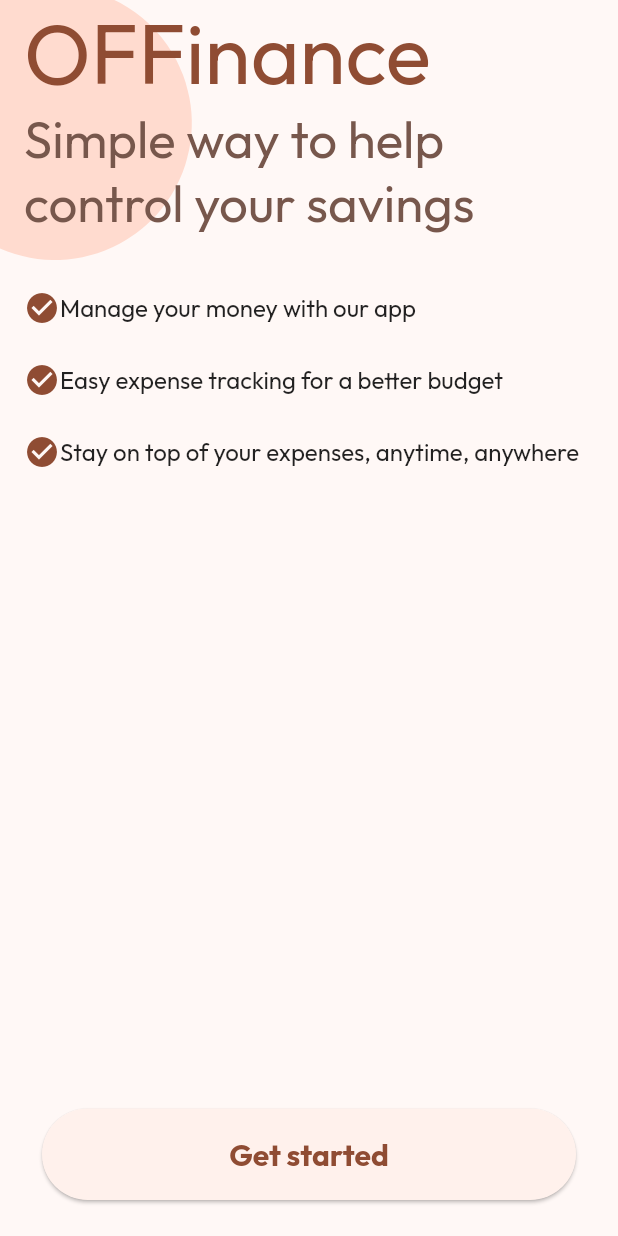
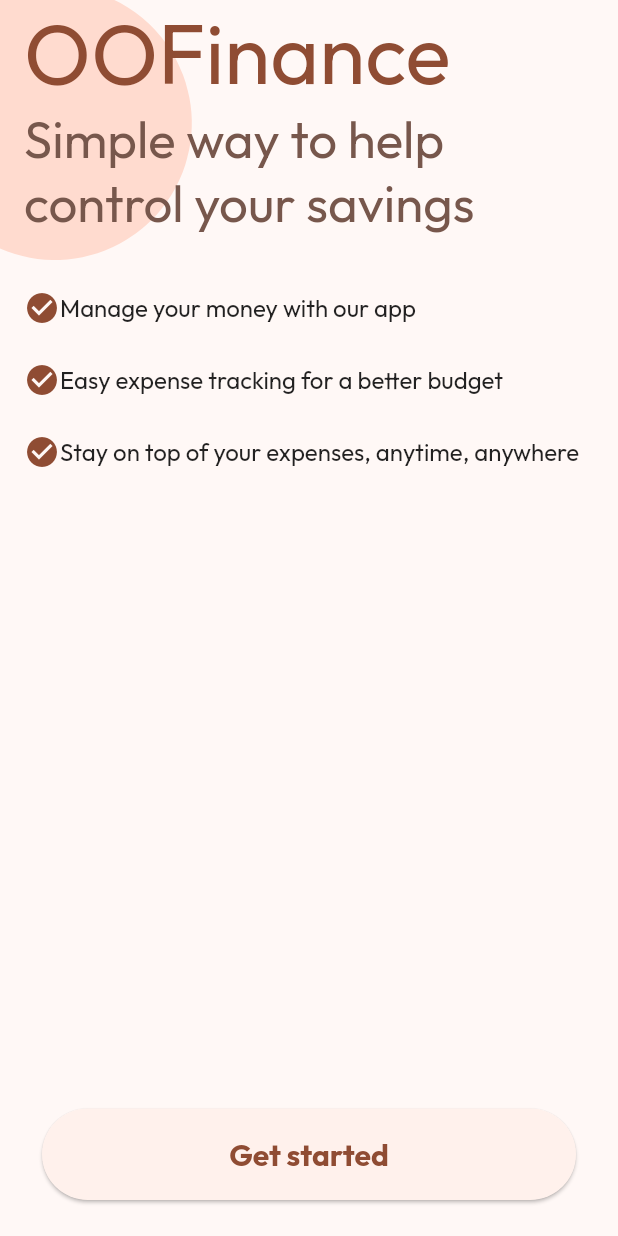
Before and after one commit to JadenFurtado/HackNiche_WeDontKnow, a Flutter app: the screen it shows after launch, on a phone screen of 412 x 824 dp. Run offline on Flutter 3.47's test engine with Material 2 defaults, Android fonts, the phone set to English and light mode, and no system bars; drawn by our look-alikes of dynamic_color; our stand-ins replace csv, device_info_plus, equatable, file_picker, flutter_bloc, get_it and 13 more; missing offline and left inert: chart_sparkline; accounts and stored records are empty; generated files the repository leaves out were written again.

Commit message:
fix: deps and warnings

```diff
--- a/lib/localization/app_en.arb
+++ b/lib/localization/app_en.arb
@@ -1,5 +1,5 @@
 {
-    "appTitle": "OFFinance",
+    "appTitle": "OOFinance",
     "@appTitle": {
         "description": "The app name"
     },
--- a/lib/main.dart
+++ b/lib/main.dart
@@ -1,12 +1,10 @@
 import 'package:flutter/material.dart';
 import 'package:flutter/services.dart';
-import 'package:flutter_web_plugins/url_strategy.dart';
 
 import 'src/app.dart';
 import 'src/service_locator.dart';
 
 Future<void> main() async {
-  usePathUrlStrategy();
   WidgetsFlutterBinding.ensureInitialized();
   await setupLocator();
   SystemChrome.setEnabledSystemUIMode(SystemUiMode.edgeToEdge);
--- a/lib/src/presentation/accounts/bloc/accounts_bloc.dart
+++ b/lib/src/presentation/accounts/bloc/accounts_bloc.dart
@@ -2,7 +2,7 @@ import 'dart:async';
 
 import 'package:equatable/equatable.dart';
 import 'package:flutter_bloc/flutter_bloc.dart';
-import 'package:meta/meta.dart';
+import 'package:flutter/foundation.dart';
 
 import '../../../core/enum/card_type.dart';
 import '../../../data/accounts/model/account.dart';
--- a/lib/src/presentation/expense/bloc/expense_bloc.dart
+++ b/lib/src/presentation/expense/bloc/expense_bloc.dart
@@ -2,7 +2,7 @@ import 'dart:async';
 
 import 'package:equatable/equatable.dart';
 import 'package:flutter_bloc/flutter_bloc.dart';
-import 'package:meta/meta.dart';
+import 'package:flutter/foundation.dart' show immutable;
 
 import '../../../core/enum/transaction.dart';
 import '../../../data/accounts/model/account.dart';
--- a/lib/src/presentation/home/bloc/home_bloc.dart
+++ b/lib/src/presentation/home/bloc/home_bloc.dart
@@ -2,7 +2,7 @@ import 'package:equatable/equatable.dart';
 import 'package:flutter/material.dart';
 import 'package:flutter_bloc/flutter_bloc.dart';
 import 'package:hive_flutter/adapters.dart';
-import 'package:meta/meta.dart';
+import 'package:flutter/foundation.dart';
 
 import '../../../core/common.dart';
 
--- a/lib/src/presentation/search/widgets/search_list_widget.dart
+++ b/lib/src/presentation/search/widgets/search_list_widget.dart
@@ -1,6 +1,5 @@
 import 'package:flutter/material.dart';
 import 'package:hive_flutter/hive_flutter.dart';
-import 'package:paisa/src/data/accounts/model/account.dart';
 
 import '../../../core/common.dart';
 import '../../../data/accounts/data_sources/account_local_data_source.dart';
--- a/lib/src/presentation/widgets/paisa_user_widget.dart
+++ b/lib/src/presentation/widgets/paisa_user_widget.dart
@@ -7,7 +7,6 @@ import 'package:paisa/src/service_locator.dart';
 
 import '../../app/routes.dart';
 import '../../core/common.dart';
-import '../../core/enum/page_type.dart';
 import '../home/bloc/home_bloc.dart';
 import '../home/widgets/welcome_widget.dart';
 import 'choose_theme_mode_widget.dart';
--- a/pubspec.yaml
+++ b/pubspec.yaml
@@ -1,7 +1,7 @@
 name: paisa
 description: A expense manager app for Android, iOS, Web & Windows.
 
-publish_to: 'none'
+publish_to: "none"
 
 version: 3.3.2+33
 
@@ -41,7 +41,6 @@ dependencies:
   responsive_builder: ^0.5.0+1
   share_plus: ^6.3.0
   url_launcher: ^6.1.7
-  url_strategy: ^0.2.0
 
 dev_dependencies:
   build_runner: ^2.3.2
@@ -78,7 +77,6 @@ flutter_icons:
   ios: true
   android: false
 
-
 flutter:
   generate: true
   uses-material-design: true
```
Also changed, not shown: pubspec.lock, 1 other file.
